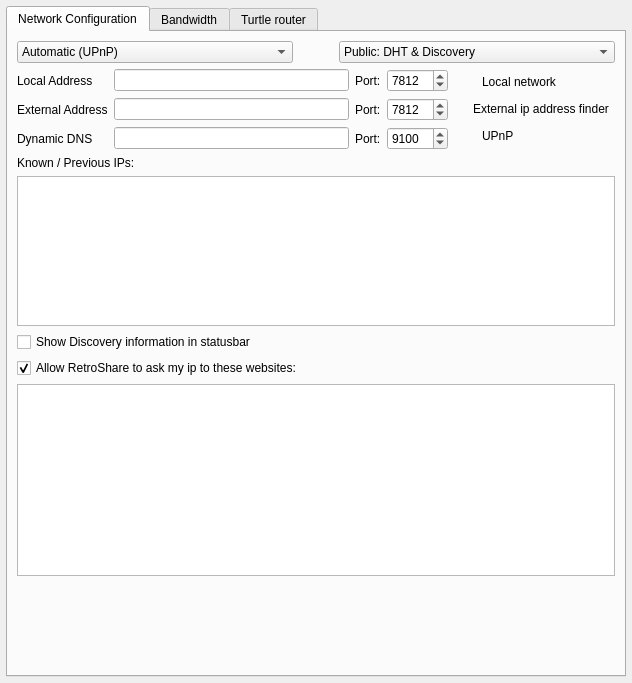
Above: retroshare-gui/src/gui/settings/ServerPage.ui from RetroShare/RetroShare before the change. Below: the same form after it.
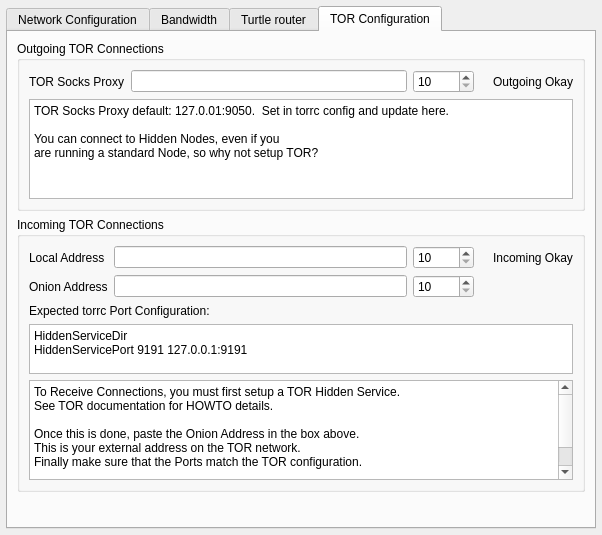
That is the form after the change. Icons and pictures are not drawn.

Commit message: Added TOR Configuration page. Allows STD Nodes to configure Proxy too. Moved most of hidden node parameters to this page.

Diff of the .ui file:
```diff
--- a/retroshare-gui/src/gui/settings/ServerPage.ui
+++ b/retroshare-gui/src/gui/settings/ServerPage.ui
@@ -6,18 +6,18 @@
    <rect>
     <x>0</x>
     <y>0</y>
-    <width>632</width>
-    <height>683</height>
+    <width>602</width>
+    <height>535</height>
    </rect>
   </property>
   <layout class="QGridLayout">
    <property name="margin">
     <number>6</number>
    </property>
-   <item row="1" column="0">
+   <item row="0" column="0">
     <widget class="QTabWidget" name="tabWidget">
      <property name="currentIndex">
-      <number>0</number>
+      <number>3</number>
      </property>
      <widget class="QWidget" name="tab">
       <attribute name="title">
@@ -201,29 +201,6 @@
              <item row="2" column="0">
               <widget class="QLineEdit" name="dynDNS"/>
              </item>
-             <item row="2" column="2">
-              <widget class="QSpinBox" name="torPort">
-               <property name="toolTip">
-                <string>The Port that TOR is listening to for outgoing connections. Normally 9100 or 9150</string>
-               </property>
-               <property name="minimum">
-                <number>1024</number>
-               </property>
-               <property name="maximum">
-                <number>65535</number>
-               </property>
-               <property name="value">
-                <number>9100</number>
-               </property>
-              </widget>
-             </item>
-             <item row="2" column="1">
-              <widget class="QLabel" name="label_2">
-               <property name="text">
-                <string>Port:</string>
-               </property>
-              </widget>
-             </item>
             </layout>
            </item>
           </layout>
@@ -568,6 +545,270 @@
        </item>
       </layout>
      </widget>
+     <widget class="QWidget" name="TorTAB">
+      <attribute name="title">
+       <string>TOR Configuration</string>
+      </attribute>
+      <layout class="QVBoxLayout" name="verticalLayout_8">
+       <item>
+        <widget class="QGroupBox" name="torpage_outgoing">
+         <property name="title">
+          <string>Outgoing TOR Connections</string>
+         </property>
+         <layout class="QVBoxLayout" name="verticalLayout_5">
+          <item>
+           <layout class="QHBoxLayout" name="horizontalLayout_8">
+            <item>
+             <layout class="QHBoxLayout" name="horizontalLayout_4">
+              <item>
+               <widget class="QLabel" name="label_3">
+                <property name="text">
+                 <string>TOR Socks Proxy</string>
+                </property>
+               </widget>
+              </item>
+              <item>
+               <widget class="QLineEdit" name="torpage_proxyAddress"/>
+              </item>
+              <item>
+               <widget class="QSpinBox" name="torpage_proxyPort">
+                <property name="minimum">
+                 <number>10</number>
+                </property>
+                <property name="maximum">
+                 <number>65535</number>
+                </property>
+               </widget>
+              </item>
+             </layout>
+            </item>
+            <item>
+             <layout class="QHBoxLayout" name="horizontalLayout_5">
+              <item>
+               <widget class="QLabel" name="iconlabel_tor_outgoing">
+                <property name="maximumSize">
+                 <size>
+                  <width>16</width>
+                  <height>16</height>
+                 </size>
+                </property>
+                <property name="text">
+                 <string/>
+                </property>
+                <property name="pixmap">
+                 <pixmap resource="../images.qrc">:/images/ledoff1.png</pixmap>
+                </property>
+               </widget>
+              </item>
+              <item>
+               <widget class="QLabel" name="label_9">
+                <property name="text">
+                 <string>Outgoing Okay</string>
+                </property>
+               </widget>
+              </item>
+             </layout>
+            </item>
+           </layout>
+          </item>
+          <item>
+           <widget class="QPlainTextEdit" name="plainTextEdit">
+            <property name="maximumSize">
+             <size>
+              <width>16777215</width>
+              <height>100</height>
+             </size>
+            </property>
+            <property name="verticalScrollBarPolicy">
+             <enum>Qt::ScrollBarAlwaysOff</enum>
+            </property>
+            <property name="readOnly">
+             <bool>true</bool>
+            </property>
+            <property name="plainText">
+             <string>TOR Socks Proxy default: 127.0.01:9050.  Set in torrc config and update here.
+
+You can connect to Hidden Nodes, even if you 
+are running a standard Node, so why not setup TOR? </string>
+            </property>
+           </widget>
+          </item>
+         </layout>
+        </widget>
+       </item>
+       <item>
+        <widget class="QGroupBox" name="torpage_incoming">
+         <property name="sizePolicy">
+          <sizepolicy hsizetype="Preferred" vsizetype="Fixed">
+           <horstretch>0</horstretch>
+           <verstretch>0</verstretch>
+          </sizepolicy>
+         </property>
+         <property name="title">
+          <string>Incoming TOR Connections</string>
+         </property>
+         <layout class="QVBoxLayout" name="verticalLayout_7">
+          <item>
+           <layout class="QGridLayout" name="gridLayout">
+            <item row="0" column="0">
+             <widget class="QLabel" name="label_10">
+              <property name="text">
+               <string>Local Address</string>
+              </property>
+             </widget>
+            </item>
+            <item row="0" column="1">
+             <widget class="QLineEdit" name="torpage_localAddress"/>
+            </item>
+            <item row="0" column="2">
+             <widget class="QSpinBox" name="torpage_localPort">
+              <property name="minimum">
+               <number>10</number>
+              </property>
+              <property name="maximum">
+               <number>65535</number>
+              </property>
+             </widget>
+            </item>
+            <item row="0" column="3">
+             <layout class="QHBoxLayout" name="horizontalLayout_9">
+              <item>
+               <widget class="QLabel" name="iconlabel_tor_incoming">
+                <property name="maximumSize">
+                 <size>
+                  <width>16</width>
+                  <height>16</height>
+                 </size>
+                </property>
+                <property name="text">
+                 <string/>
+                </property>
+                <property name="pixmap">
+                 <pixmap resource="../images.qrc">:/images/ledoff1.png</pixmap>
+                </property>
+               </widget>
+              </item>
+              <item>
+               <widget class="QLabel" name="label_13">
+                <property name="text">
+                 <string>Incoming Okay</string>
+                </property>
+               </widget>
+              </item>
+             </layout>
+            </item>
+            <item row="1" column="0">
+             <widget class="QLabel" name="label_11">
+              <property name="text">
+               <string>Onion Address</string>
+              </property>
+             </widget>
+            </item>
+            <item row="1" column="1">
+             <widget class="QLineEdit" name="torpage_onionAddress"/>
+            </item>
+            <item row="1" column="2">
+             <widget class="QSpinBox" name="torpage_onionPort">
+              <property name="minimum">
+               <number>10</number>
+              </property>
+              <property name="maximum">
+               <number>65535</number>
+              </property>
+             </widget>
+            </item>
+           </layout>
+          </item>
+          <item>
+           <layout class="QVBoxLayout" name="verticalLayout_6">
+            <item>
+             <widget class="QLabel" name="label_12">
+              <property name="text">
+               <string>Expected torrc Port Configuration:</string>
+              </property>
+             </widget>
+            </item>
+            <item>
+             <widget class="QPlainTextEdit" name="torpage_configuration">
+              <property name="sizePolicy">
+               <sizepolicy hsizetype="Expanding" vsizetype="Minimum">
+                <horstretch>0</horstretch>
+                <verstretch>0</verstretch>
+               </sizepolicy>
+              </property>
+              <property name="minimumSize">
+               <size>
+                <width>0</width>
+                <height>10</height>
+               </size>
+              </property>
+              <property name="maximumSize">
+               <size>
+                <width>16777215</width>
+                <height>50</height>
+               </size>
+              </property>
+              <property name="verticalScrollBarPolicy">
+               <enum>Qt::ScrollBarAlwaysOff</enum>
+              </property>
+              <property name="readOnly">
+               <bool>true</bool>
+              </property>
+              <property name="plainText">
+               <string>HiddenServiceDir &lt;/your/path/to/hidden/directory/service&gt;
+HiddenServicePort 9191 127.0.0.1:9191</string>
+              </property>
+             </widget>
+            </item>
+           </layout>
+          </item>
+          <item>
+           <widget class="QPlainTextEdit" name="plainTextEdit_2">
+            <property name="sizePolicy">
+             <sizepolicy hsizetype="Expanding" vsizetype="Expanding">
+              <horstretch>0</horstretch>
+              <verstretch>0</verstretch>
+             </sizepolicy>
+            </property>
+            <property name="maximumSize">
+             <size>
+              <width>16777215</width>
+              <height>100</height>
+             </size>
+            </property>
+            <property name="readOnly">
+             <bool>true</bool>
+            </property>
+            <property name="plainText">
+             <string>To Receive Connections, you must first setup a TOR Hidden Service. 
+See TOR documentation for HOWTO details.
+
+Once this is done, paste the Onion Address in the box above.
+This is your external address on the TOR network.
+Finally make sure that the Ports match the TOR configuration.
+
+If you have issues connecting over TOR check the TOR logs too.</string>
+            </property>
+           </widget>
+          </item>
+         </layout>
+        </widget>
+       </item>
+       <item>
+        <spacer name="verticalSpacer_2">
+         <property name="orientation">
+          <enum>Qt::Vertical</enum>
+         </property>
+         <property name="sizeHint" stdset="0">
+          <size>
+           <width>20</width>
+           <height>18</height>
+          </size>
+         </property>
+        </spacer>
+       </item>
+      </layout>
+     </widget>
     </widget>
    </item>
   </layout>
```
Left out of the diff: 1 changed line with no effect on the pictures. The commit also changes 1 other file.
